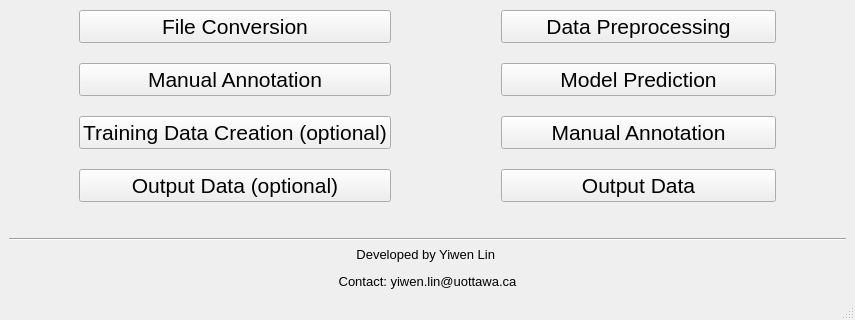
This is MainWindow.ui in ylin152/SeafloorMapper as Qt 5 draws it before an edit; both pictures show x 0 to 855 and y 280 to 600 of the 855 by 600 pixel window. The edited form follows.
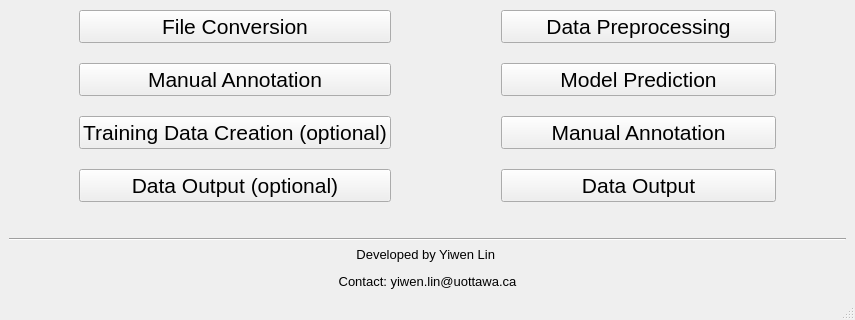
This is the edited form.

Diff of the .ui file:
```diff
--- a/MainWindow.ui
+++ b/MainWindow.ui
@@ -184,7 +184,7 @@
          </font>
         </property>
         <property name="text">
-         <string>Output Data (optional)</string>
+         <string>Data Output (optional)</string>
         </property>
        </widget>
       </item>
@@ -208,7 +208,7 @@
          </font>
         </property>
         <property name="text">
-         <string>Output Data</string>
+         <string>Data Output</string>
         </property>
        </widget>
       </item>
```
